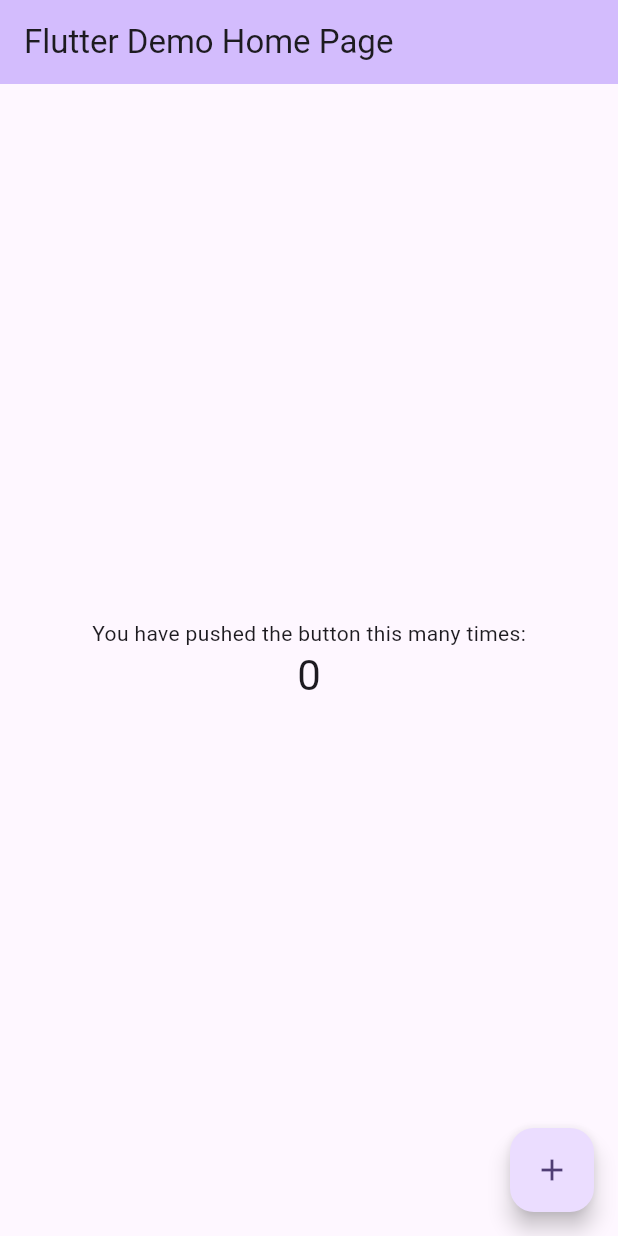
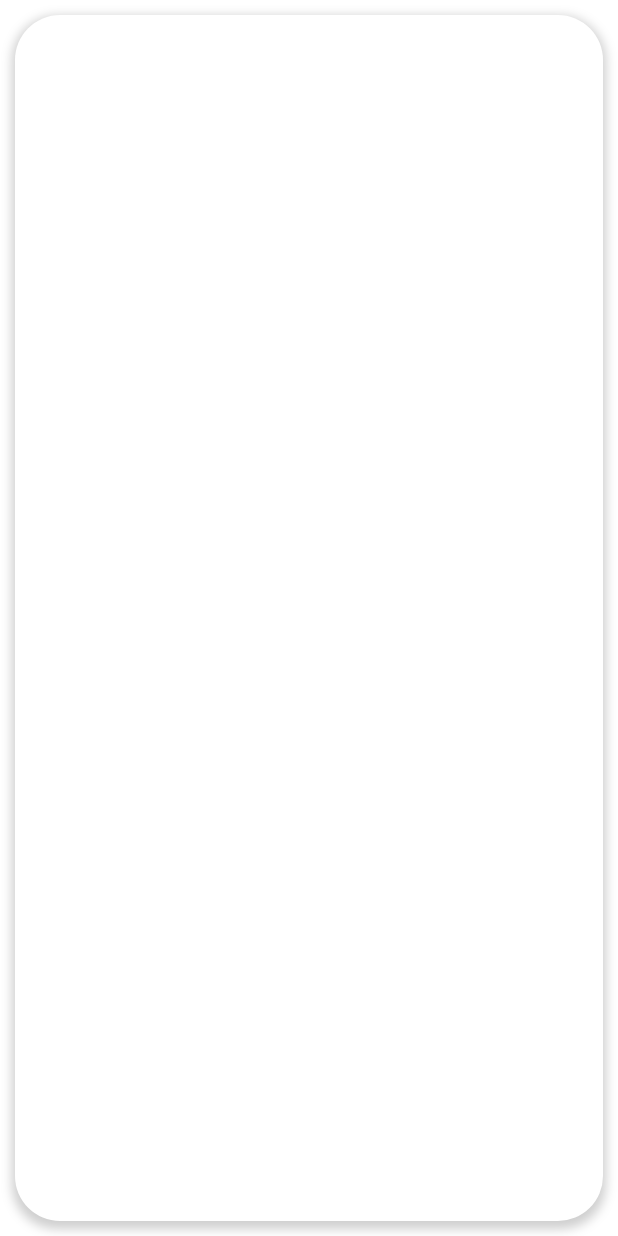
Before and after one commit to HenriqueMichelini/JurisAssistAI, a Flutter app: the screen it shows after launch, on a phone screen of 412 x 824 dp. Run offline on Flutter 3.47's test engine with Material 3 defaults, Android fonts, the phone set to English and light mode, and no system bars.

Commit message:
add Screens

```diff
--- a/jaai/lib/main.dart
+++ b/jaai/lib/main.dart
@@ -1,4 +1,5 @@
 import 'package:flutter/material.dart';
+import 'package:jaai/screens/chat.dart';
 
 void main() {
   runApp(const MyApp());
@@ -7,119 +8,11 @@ void main() {
 class MyApp extends StatelessWidget {
   const MyApp({super.key});
 
-  // This widget is the root of your application.
   @override
   Widget build(BuildContext context) {
     return MaterialApp(
       title: 'Flutter Demo',
-      theme: ThemeData(
-        // This is the theme of your application.
-        //
-        // TRY THIS: Try running your application with "flutter run". You'll see
-        // the application has a purple toolbar. Then, without quitting the app,
-        // try changing the seedColor in the colorScheme below to Colors.green
-        // and then invoke "hot reload" (save your changes or press the "hot
-        // reload" button in a Flutter-supported IDE, or press "r" if you used
-        // the command line to start the app).
-        //
-        // Notice that the counter didn't reset back to zero; the application
-        // state is not lost during the reload. To reset the state, use hot
-        // restart instead.
-        //
-        // This works for code too, not just values: Most code changes can be
-        // tested with just a hot reload.
-        colorScheme: ColorScheme.fromSeed(seedColor: Colors.deepPurple),
-        useMaterial3: true,
-      ),
-      home: const MyHomePage(title: 'Flutter Demo Home Page'),
+      home: const Chat(),
     );
   }
 }
-
-class MyHomePage extends StatefulWidget {
-  const MyHomePage({super.key, required this.title});
-
-  // This widget is the home page of your application. It is stateful, meaning
-  // that it has a State object (defined below) that contains fields that affect
-  // how it looks.
-
-  // This class is the configuration for the state. It holds the values (in this
-  // case the title) provided by the parent (in this case the App widget) and
-  // used by the build method of the State. Fields in a Widget subclass are
-  // always marked "final".
-
-  final String title;
-
-  @override
-  State<MyHomePage> createState() => _MyHomePageState();
-}
-
-class _MyHomePageState extends State<MyHomePage> {
-  int _counter = 0;
-
-  void _incrementCounter() {
-    setState(() {
-      // This call to setState tells the Flutter framework that something has
-      // changed in this State, which causes it to rerun the build method below
-      // so that the display can reflect the updated values. If we changed
-      // _counter without calling setState(), then the build method would not be
-      // called again, and so nothing would appear to happen.
-      _counter++;
-    });
-  }
-
-  @override
-  Widget build(BuildContext context) {
-    // This method is rerun every time setState is called, for instance as done
-    // by the _incrementCounter method above.
-    //
-    // The Flutter framework has been optimized to make rerunning build methods
-    // fast, so that you can just rebuild anything that needs updating rather
-    // than having to individually change instances of widgets.
-    return Scaffold(
-      appBar: AppBar(
-        // TRY THIS: Try changing the color here to a specific color (to
-        // Colors.amber, perhaps?) and trigger a hot reload to see the AppBar
-        // change color while the other colors stay the same.
-        backgroundColor: Theme.of(context).colorScheme.inversePrimary,
-        // Here we take the value from the MyHomePage object that was created by
-        // the App.build method, and use it to set our appbar title.
-        title: Text(widget.title),
-      ),
-      body: Center(
-        // Center is a layout widget. It takes a single child and positions it
-        // in the middle of the parent.
-        child: Column(
-          // Column is also a layout widget. It takes a list of children and
-          // arranges them vertically. By default, it sizes itself to fit its
-          // children horizontally, and tries to be as tall as its parent.
-          //
-          // Column has various properties to control how it sizes itself and
-          // how it positions its children. Here we use mainAxisAlignment to
-          // center the children vertically; the main axis here is the vertical
-          // axis because Columns are vertical (the cross axis would be
-          // horizontal).
-          //
-          // TRY THIS: Invoke "debug painting" (choose the "Toggle Debug Paint"
-          // action in the IDE, or press "p" in the console), to see the
-          // wireframe for each widget.
-          mainAxisAlignment: MainAxisAlignment.center,
-          children: <Widget>[
-            const Text(
-              'You have pushed the button this many times:',
-            ),
-            Text(
-              '$_counter',
-              style: Theme.of(context).textTheme.headlineMedium,
-            ),
-          ],
-        ),
-      ),
-      floatingActionButton: FloatingActionButton(
-        onPressed: _incrementCounter,
-        tooltip: 'Increment',
-        child: const Icon(Icons.add),
-      ), // This trailing comma makes auto-formatting nicer for build methods.
-    );
-  }
-}
--- /dev/null
+++ b/jaai/lib/screens/chat.dart
@@ -0,0 +1,31 @@
+import 'package:flutter/material.dart';
+
+class Chat extends StatelessWidget {
+  Chat({super.key});
+
+  final textFieldContainer = Container(
+    decoration: BoxDecoration(
+      color: Colors.white,
+      borderRadius: BorderRadius.circular(30.0),
+      boxShadow: [
+        BoxShadow(
+          color: Colors.grey.withOpacity(0.5),
+          spreadRadius: 2,
+          blurRadius: 5,
+          offset: const Offset(0, 3),
+        ),
+      ],
+    ),
+  );
+
+  @override
+  Widget build(BuildContext context) {
+    return Scaffold(
+      backgroundColor: Colors.white,
+      body: Padding(
+        padding: const EdgeInsets.all(10),
+        child: textFieldContainer,
+      ),
+    );
+  }
+}
```
